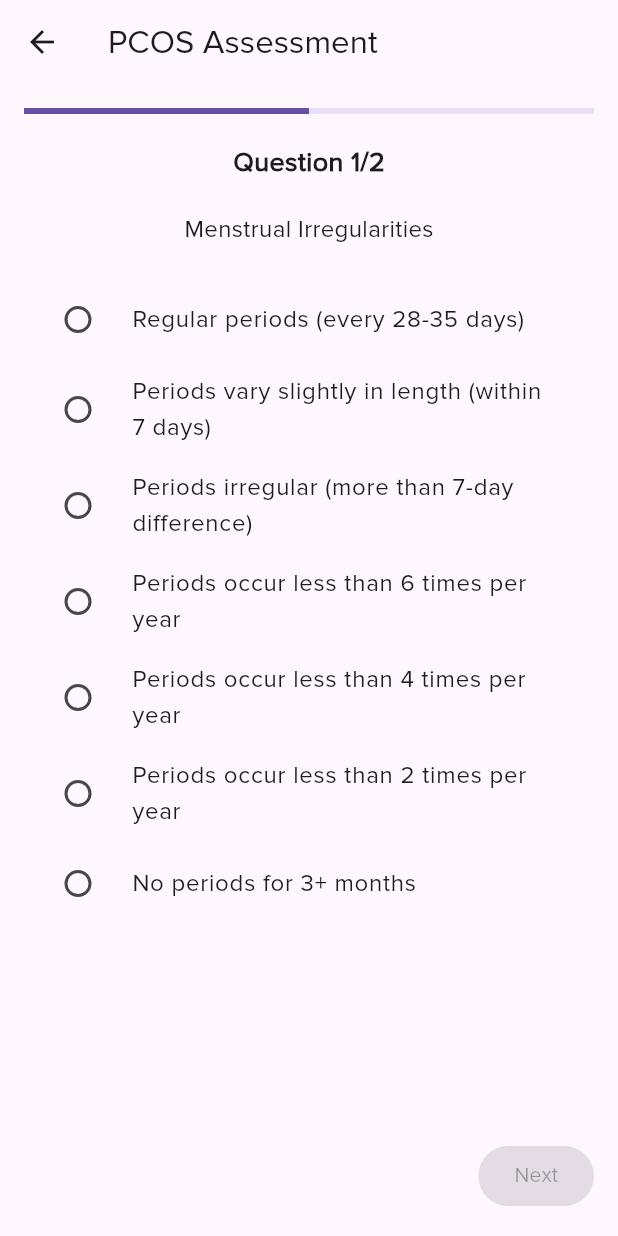
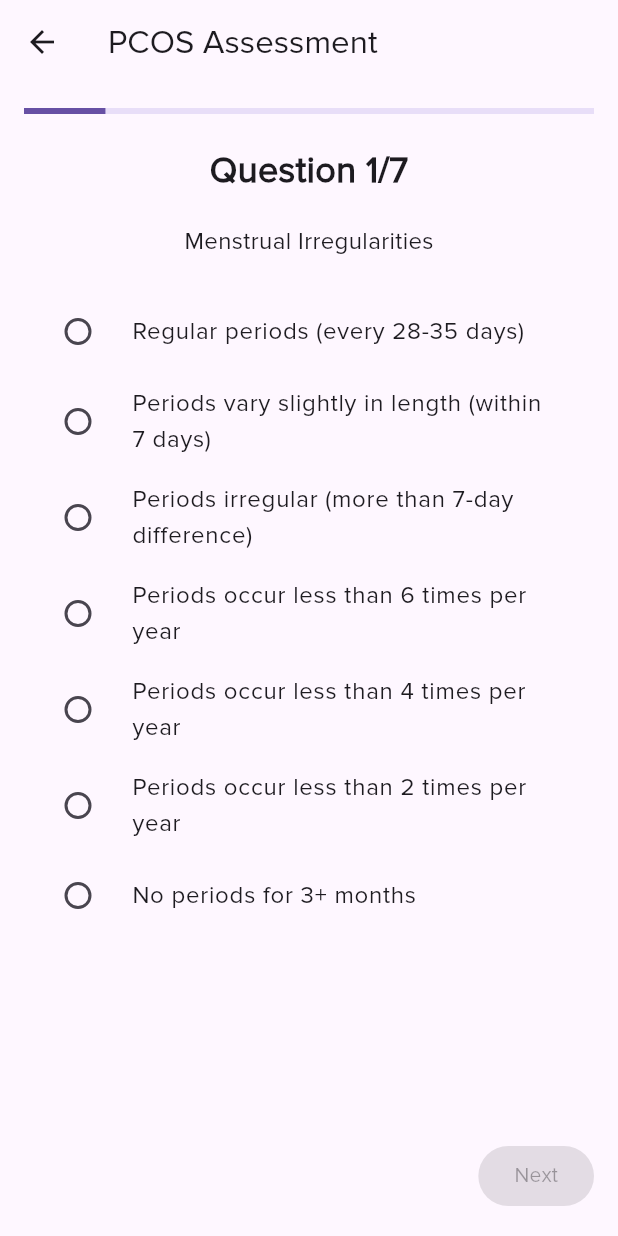
Before and after one commit to sidhant-sriv/nova_pcos, a Flutter app: the screen it shows after launch, after a tap on "Start Assessment as Guest", on a phone screen of 412 x 824 dp. Run offline on Flutter 3.47's test engine with Material 3 defaults, Android fonts, the light colour scheme and no system bars.

Commit message:
feat: Enhance PCOS questionnaire with additional questions and update UI elements

```diff
--- a/lib/constants/question_bank.dart
+++ b/lib/constants/question_bank.dart
@@ -6,11 +6,16 @@ final List<Question> pcosQuestions = [
     questionText: 'Menstrual Irregularities',
     options: [
       AnswerOption(label: 'Regular periods (every 28-35 days)', points: 0),
-      AnswerOption(label: 'Periods vary slightly in length (within 7 days)', points: 2),
-      AnswerOption(label: 'Periods irregular (more than 7-day difference)', points: 3),
-      AnswerOption(label: 'Periods occur less than 6 times per year', points: 4),
-      AnswerOption(label: 'Periods occur less than 4 times per year', points: 5),
-      AnswerOption(label: 'Periods occur less than 2 times per year', points: 6),
+      AnswerOption(
+          label: 'Periods vary slightly in length (within 7 days)', points: 2),
+      AnswerOption(
+          label: 'Periods irregular (more than 7-day difference)', points: 3),
+      AnswerOption(
+          label: 'Periods occur less than 6 times per year', points: 4),
+      AnswerOption(
+          label: 'Periods occur less than 4 times per year', points: 5),
+      AnswerOption(
+          label: 'Periods occur less than 2 times per year', points: 6),
       AnswerOption(label: 'No periods for 3+ months', points: 7),
     ],
   ),
@@ -19,12 +24,79 @@ final List<Question> pcosQuestions = [
     options: [
       AnswerOption(label: 'No acne or occasional breakouts', points: 0),
       AnswerOption(label: 'Rare breakouts', points: 2),
-      AnswerOption(label: 'Occasional breakouts, especially around period', points: 3),
-      AnswerOption(label: 'Breakouts occur sometimes but are manageable', points: 4),
+      AnswerOption(
+          label: 'Occasional breakouts, especially around period', points: 3),
+      AnswerOption(
+          label: 'Breakouts occur sometimes but are manageable', points: 4),
       AnswerOption(label: 'Frequent breakouts', points: 5),
-      AnswerOption(label: 'Breakouts are severe and require treatment', points: 6),
+      AnswerOption(
+          label: 'Breakouts are severe and require treatment', points: 6),
       AnswerOption(label: 'Severe and persistent acne', points: 7),
     ],
   ),
-
+  Question(
+    questionText: 'Weight Gain/Difficulty Losing Weight',
+    options: [
+      AnswerOption(label: 'Easy to maintain weight', points: 0),
+      AnswerOption(label: 'Occasional weight fluctuations', points: 2),
+      AnswerOption(
+          label: 'Difficulty losing weight despite moderate effort', points: 4),
+      AnswerOption(
+          label: 'Difficulty losing weight despite diet and exercise',
+          points: 5),
+      AnswerOption(
+          label: 'Significant weight gain or inability to lose weight',
+          points: 6),
+      AnswerOption(label: 'Intense weight gain', points: 7),
+    ],
+  ),
+  Question(
+    questionText: 'Excess Androgen Levels',
+    options: [
+      AnswerOption(label: 'No unwanted hair growth', points: 0),
+      AnswerOption(label: 'Very occasional unwanted hair growth', points: 2),
+      AnswerOption(label: 'Occasional unwanted hair growth', points: 3),
+      AnswerOption(label: 'Noticeable unwanted hair growth', points: 4),
+      AnswerOption(label: 'Significant unwanted hair growth', points: 5),
+      AnswerOption(label: 'Persistent unwanted hair growth', points: 6),
+      AnswerOption(label: 'Extensive unwanted hair growth', points: 7),
+    ],
+  ),
+  Question(
+    questionText: 'Thinning Hair or Hair Loss',
+    options: [
+      AnswerOption(label: 'No hair loss or thinning', points: 0),
+      AnswerOption(
+          label: 'Slight hair loss or barely noticeable thinning', points: 2),
+      AnswerOption(label: 'Occasional hair loss or slight thinning', points: 3),
+      AnswerOption(label: 'Noticeable hair loss or thinning', points: 4),
+      AnswerOption(label: 'Significant hair loss or thinning', points: 5),
+      AnswerOption(label: 'Severe hair loss', points: 6),
+      AnswerOption(label: 'Bald patches', points: 7),
+    ],
+  ),
+  Question(
+    questionText: 'Darkening of Skin',
+    options: [
+      AnswerOption(label: 'No skin darkening', points: 0),
+      AnswerOption(label: 'Slight skin darkening', points: 2),
+      AnswerOption(label: 'Occasional skin darkening', points: 3),
+      AnswerOption(label: 'Noticeable skin darkening', points: 4),
+      AnswerOption(label: 'Significant skin darkening', points: 5),
+      AnswerOption(label: 'Persistent skin darkening', points: 6),
+      AnswerOption(label: 'Extensive skin darkening', points: 7),
+    ],
+  ),
+  Question(
+    questionText: 'Fatigue',
+    options: [
+      AnswerOption(label: 'No fatigue', points: 0),
+      AnswerOption(label: 'Occasional fatigue', points: 2),
+      AnswerOption(label: 'Frequent fatigue', points: 3),
+      AnswerOption(label: 'Persistent fatigue', points: 4),
+      AnswerOption(label: 'Severe fatigue', points: 5),
+      AnswerOption(label: 'Chronic fatigue', points: 6),
+      AnswerOption(label: 'Debilitating fatigue', points: 7),
+    ],
+  ),
 ];
--- a/lib/main.dart
+++ b/lib/main.dart
@@ -2,7 +2,7 @@ import 'package:flutter/material.dart';
 import 'package:nova_pcos/screens/results/results.dart';
 import 'package:nova_pcos/screens/welcome/welcome.dart';
 import 'package:nova_pcos/screens/questionnaire/questionnaire_screen.dart';
-// Import other screens as necessary
+
 
 void main() {
   runApp(const PCOSApp());
@@ -37,11 +37,14 @@ class PCOSApp extends StatelessWidget {
         // '/login': (context) => const LoginScreen(),
         '/questionnaire': (context) => const QuestionnaireScreen(),
         '/results': (context) => const ResultsScreen(),
+        //TODO: Add routes for other screens
         '/register': (context) => const Placeholder(),
         '/login': (context) => const Placeholder(),
-        //  '/results': (context) => const Placeholder(),
-        // Add other routes/screens as needed
-        'pcosResources': (context) => const Placeholder(),
+        '/pcosResources': (context) => const Placeholder(),
+        '/about': (context) => const Placeholder(),
+        '/contact': (context) => const Placeholder(),
+        '/moreInfo': (context) => const Placeholder(),
+
       },
     );
   }
--- a/lib/screens/questionnaire/questionnaire_screen.dart
+++ b/lib/screens/questionnaire/questionnaire_screen.dart
@@ -65,7 +65,7 @@ class _QuestionnaireScreenState extends State<QuestionnaireScreen> {
             const SizedBox(height: 20),
             Text(
               'Question ${currentIndex + 1}/${pcosQuestions.length}',
-              style: const TextStyle(fontSize: 18, fontWeight: FontWeight.bold),
+              style: const TextStyle(fontSize: 24, fontWeight: FontWeight.bold),
             ),
             const SizedBox(height: 20),
 
@@ -108,8 +108,8 @@ class _QuestionnaireScreenState extends State<QuestionnaireScreen> {
                       : _onNext, // disable if no option selected
                   child: Text(
                     currentIndex < pcosQuestions.length - 1
-                      ? 'Next'
-                      : 'Submit Assessment',
+                        ? 'Next'
+                        : 'Submit Assessment',
                   ),
                 ),
               ],
--- a/lib/screens/results/results.dart
+++ b/lib/screens/results/results.dart
@@ -136,7 +136,7 @@ class ResultsScreen extends StatelessWidget {
 
               // Action Buttons
               ElevatedButton(
-                onPressed: () => Navigator.pushNamed(context, '/pcosResources'),
+                onPressed: () => Navigator.pushNamed(context, '/moreInfo'),
                 style: ElevatedButton.styleFrom(
                   backgroundColor: Colors.white,
                   foregroundColor: Colors.black,
@@ -148,7 +148,7 @@ class ResultsScreen extends StatelessWidget {
                   elevation: 0,
                 ),
                 child: const Text(
-                  'Learn More About PCOS',
+                  'More information',
                   style: TextStyle(
                     fontSize: 16,
                     fontWeight: FontWeight.bold,
```
